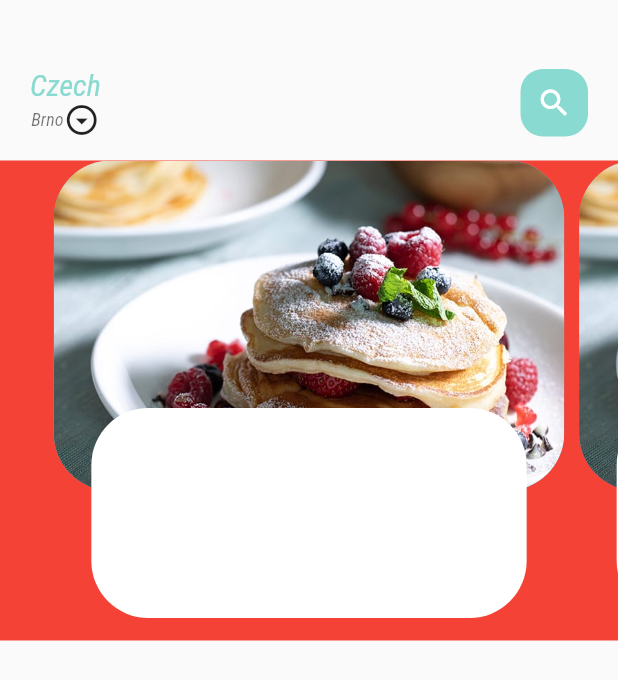
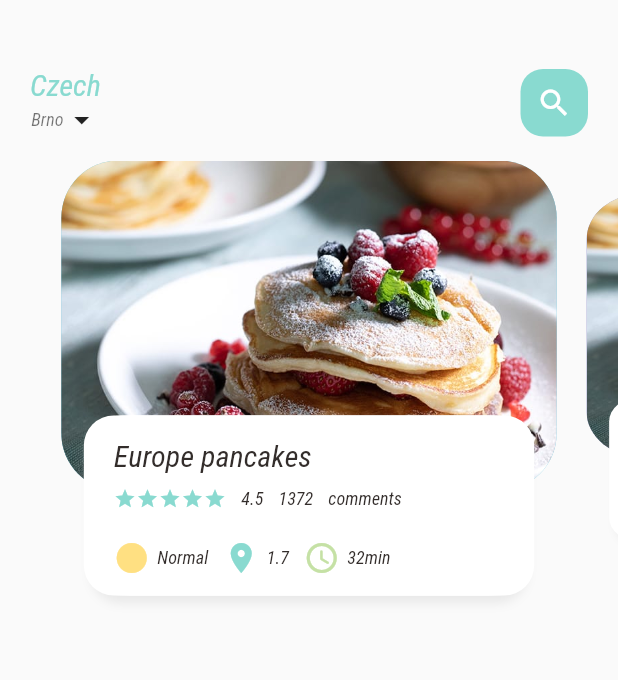
Before and after one commit to HinakIvan/delivery_app, a Flutter app: the screen it shows after launch, on a phone screen of 412 x 824 dp. Shown: the top 680 px of the screen. Run offline on Flutter 3.47's test engine with Material 2 defaults, Android fonts, the phone set to English and light mode, and no system bars.

Commit message:
big changes

```diff
--- a/lib/home/Food_page_body.dart
+++ b/lib/home/Food_page_body.dart
@@ -1,3 +1,7 @@
+import 'package:delivery_app1/utils/colors.dart';
+import 'package:delivery_app1/widgets/Big_text.dart';
+import 'package:delivery_app1/widgets/Icon_and_text_widget.dart';
+import 'package:delivery_app1/widgets/small_text.dart';
 import 'package:flutter/material.dart';
 
 class FoodPageBody extends StatefulWidget {
@@ -9,10 +13,30 @@
 
 class _FoodPageBodyState extends State<FoodPageBody> {
   PageController pageController = PageController(viewportFraction: 0.85);
+  var _currentPageValue = 0.0;
+  double _scaleFactor = 0.8;
+  double _height = 220;
+
+  @override
+  void initState() {
+    super.initState();
+    pageController.addListener(() {
+      setState(() {
+        _currentPageValue = pageController.page!;
+        print('currert value is ' + _currentPageValue.toString());
+      });
+    });
+  }
+
+  @override
+  void dispose() {
+    pageController.dispose();
+  }
+
   @override
   Widget build(BuildContext context) {
     return Container(
-      color: Colors.red,
+      // color: Colors.red,
       height: 320,
       child: PageView.builder(
           controller: pageController,
@@ -24,26 +48,128 @@
   }
 
   Widget _buildPageItem(int index) {
-    return Stack(children: [
+    Matrix4 matrix = new Matrix4.identity();
+    if (index == _currentPageValue.floor()) {
+      var currScale = 1 - (_currentPageValue - index) * (1 - _scaleFactor);
+      var currTrans = _height * (1 - currScale) / 2;
+      matrix = Matrix4.diagonal3Values(1, currScale, 1)
+        ..setTranslationRaw(0, currTrans, 0);
+    } else if (index == _currentPageValue.floor() + 1) {
+      var currScale =
+          _scaleFactor + (_currentPageValue - index + 1) * (1 - _scaleFactor);
+      var currTrans = _height * (1 - currScale) / 2;
+      matrix = Matrix4.diagonal3Values(1, currScale, 1);
+      matrix = Matrix4.diagonal3Values(1, currScale, 1)
+        ..setTranslationRaw(0, currTrans, 0);
+    } else if (index == _currentPageValue.floor() - 1) {
+      var currScale = 1 - (_currentPageValue - index) * (1 - _scaleFactor);
+      var currTrans = _height * (1 - currScale) / 2;
+      matrix = Matrix4.diagonal3Values(1, currScale, 1);
+      matrix = Matrix4.diagonal3Values(1, currScale, 1)
+        ..setTranslationRaw(0, currTrans, 0);
+    } else {
+      var currScale = 0.8;
+      matrix = Matrix4.diagonal3Values(1, currScale, 1)
+        ..setTranslationRaw(0, _height * (1 - _scaleFactor) / 2, 1);
+    }
+
+    return Transform(
+      transform: matrix,
+      child: Stack(children: [
         Container(
           height: 220,
-        margin: EdgeInsets.only(left: 5, right: 5),
+          margin: EdgeInsets.only(left: 10, right: 10),
           decoration: BoxDecoration(
               borderRadius: BorderRadius.circular(38),
               color: index.isEven ? Color(0xFF69c5df) : Color(0xFF9294cc),
               image: DecorationImage(
                   fit: BoxFit.cover,
                   image: AssetImage('assets/image/breakfast0.jpg'))),
-      ),Align(alignment: Alignment.bottomCenter,
+        ),
+        Align(
+          alignment: Alignment.bottomCenter,
           child: Container(
-          height: 140,
-          margin: EdgeInsets.only(left: 30, right: 30,bottom: 15),
+            height: 120,
+            margin: EdgeInsets.only(left: 30, right: 30, bottom: 30),
             decoration: BoxDecoration(
-              borderRadius: BorderRadius.circular(38),
+                borderRadius: BorderRadius.circular(20),
                 color: Colors.white,
-
+                boxShadow: [
+                  BoxShadow(
+                      color: Color(0xFFe8e8e8),
+                      blurRadius: 5,
+                      offset: Offset(0, 5)),
+                  BoxShadow(color: Colors.white, offset: Offset(-5, 0)),BoxShadow(color: Colors.white, offset: Offset(5, 0)
+                  )]),
+            child: Container(
+              padding: EdgeInsets.only(top: 15, left: 15, right: 15),
+              child: Column(
+                crossAxisAlignment: CrossAxisAlignment.start,
+                children: [
+                  BigText(
+                    text: 'Europe pancakes',
+                  ),
+                  SizedBox(
+                    height: 10,
+                  ),
+                  Row(
+                    children: [
+                      Wrap(
+                        children: List.generate(
+                            5,
+                            (index) => Icon(
+                                  Icons.star,
+                                  color: AppColors.mainColor,
+                                  size: 15,
+                                )),
+                      ),
+                      SizedBox(
+                        width: 10,
+                      ),
+                      SmallText(
+                        text: '4.5',
+                      ),
+                      SizedBox(
+                        width: 10,
+                      ),
+                      SmallText(text: '1372'),
+                      SizedBox(
+                        width: 10,
+                      ),
+                      SmallText(text: 'comments')
+                    ],
+                  ),
+                  SizedBox(
+                    height: 20,
+                  ),
+                  Row(
+                    children: [
+                      IconAndTextWidget(
+                          icon: Icons.circle_sharp,
+                          text: 'Normal',
+                          iconcolor: AppColors.Color1),
+                      SizedBox(
+                        width: 10,
+                      ),
+                      IconAndTextWidget(
+                          icon: Icons.location_on,
+                          text: '1.7',
+                          iconcolor: AppColors.mainColor),
+                      SizedBox(
+                        width: 10,
+                      ),
+                      IconAndTextWidget(
+                          icon: Icons.access_time_rounded,
+                          text: '32min',
+                          iconcolor: AppColors.Color2)
+                    ],
+                  )
+                ],
               ),
             ),
-      )]);
+          ),
+        )
+      ]),
+    );
   }
 }
--- a/lib/home/main_food_page.dart
+++ b/lib/home/main_food_page.dart
@@ -38,7 +38,7 @@
                       text: 'Brno',
                       color: Colors.black54,
                     ),
-                    Icon(Icons.arrow_drop_down_circle_outlined),
+                    Icon(Icons.arrow_drop_down),
                   ])
                 ],
               ),
--- a/lib/utils/colors.dart
+++ b/lib/utils/colors.dart
@@ -3,4 +3,6 @@
 class AppColors{
   static final Color mainColor = const Color(0xFF89dad0);
   static final Color mainBlackColor = const Color(0xFF332d2b);
+  static final Color Color1 = const Color(0xFFFFE082);
+  static final Color Color2 = const Color(0xFFC5E1A5);
 }
--- /dev/null
+++ b/lib/widgets/Icon_and_text_widget.dart
@@ -0,0 +1,16 @@
+import 'package:delivery_app1/widgets/small_text.dart';
+import 'package:flutter/material.dart';
+
+class IconAndTextWidget extends StatelessWidget {
+  final IconData icon;
+  final String  text;
+
+  final Color iconcolor;
+
+  const IconAndTextWidget({Key? key, required this.icon, required this.text, required this.iconcolor}) : super(key: key);
+
+  @override
+  Widget build(BuildContext context) {
+    return Row(children: [Icon(icon,color: iconcolor,),SizedBox(width: 5,),SmallText(text: text,),],);
+  }
+}
```
Lines whose indentation alone changed are shown as unchanged.
